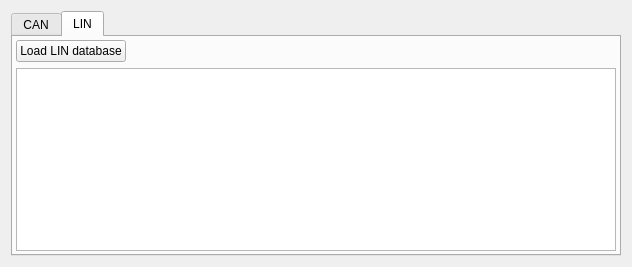
Above: src/asammdf/gui/ui/bus_database_manager.ui from danielhrisca/asammdf before the change. Below: the same form after it.
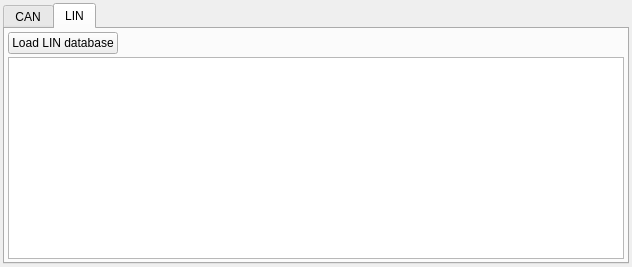
That is the form after the change. The open tabs and pages were chosen to show the change. Icons and pictures are not drawn. Custom widgets are drawn as their Qt base class.

```diff
--- a/src/asammdf/gui/ui/bus_database_manager.ui
+++ b/src/asammdf/gui/ui/bus_database_manager.ui
@@ -14,6 +14,21 @@
    <string>Form</string>
   </property>
   <layout class="QGridLayout" name="gridLayout">
+   <property name="leftMargin">
+  <number>3</number>
+</property>
+   <property name="topMargin">
+  <number>3</number>
+</property>
+   <property name="rightMargin">
+  <number>3</number>
+</property>
+   <property name="bottomMargin">
+  <number>3</number>
+</property>
+   <property name="spacing">
+  <number>3</number>
+</property>
    <item row="0" column="0">
     <widget class="QTabWidget" name="tabWidget">
      <property name="currentIndex">
@@ -85,6 +100,9 @@
        <property name="bottomMargin">
   <number>3</number>
 </property>
+       <property name="spacing">
+  <number>3</number>
+</property>
        <item row="0" column="0">
         <widget class="QPushButton" name="load_lin_database_btn">
          <property name="text">
```
Left out of the diff: 6 changed lines with no effect on the pictures.
